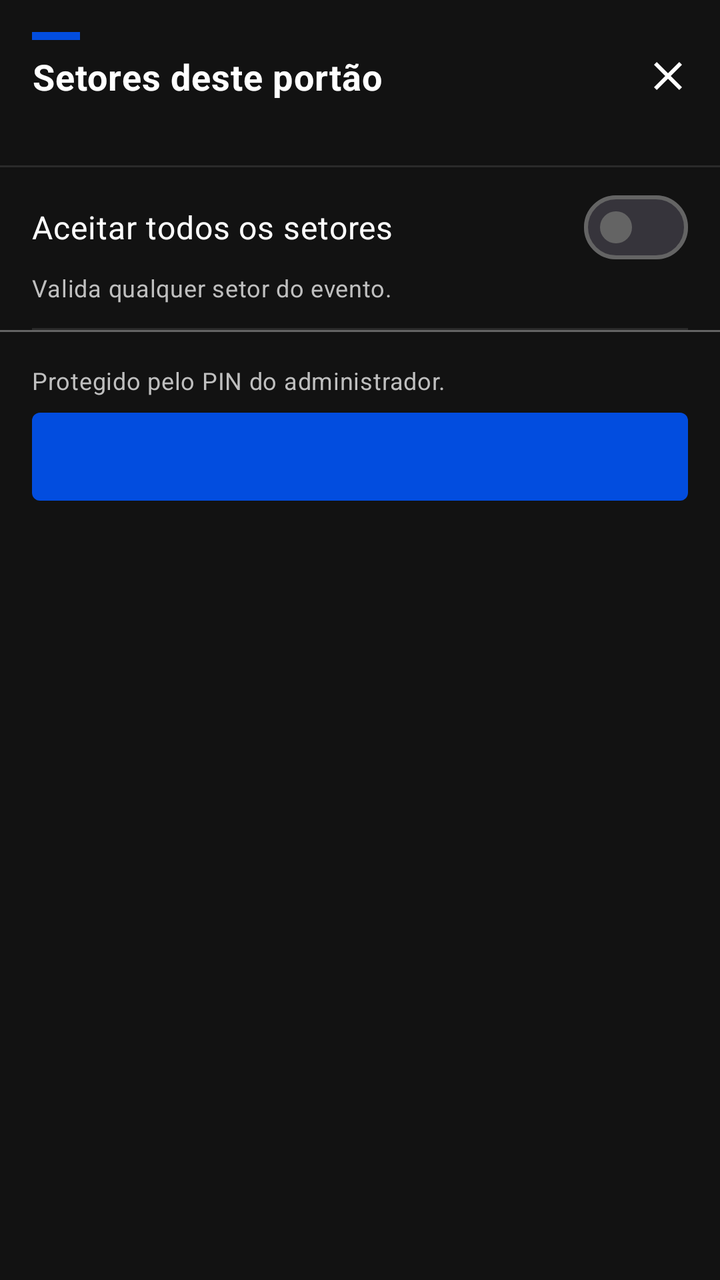
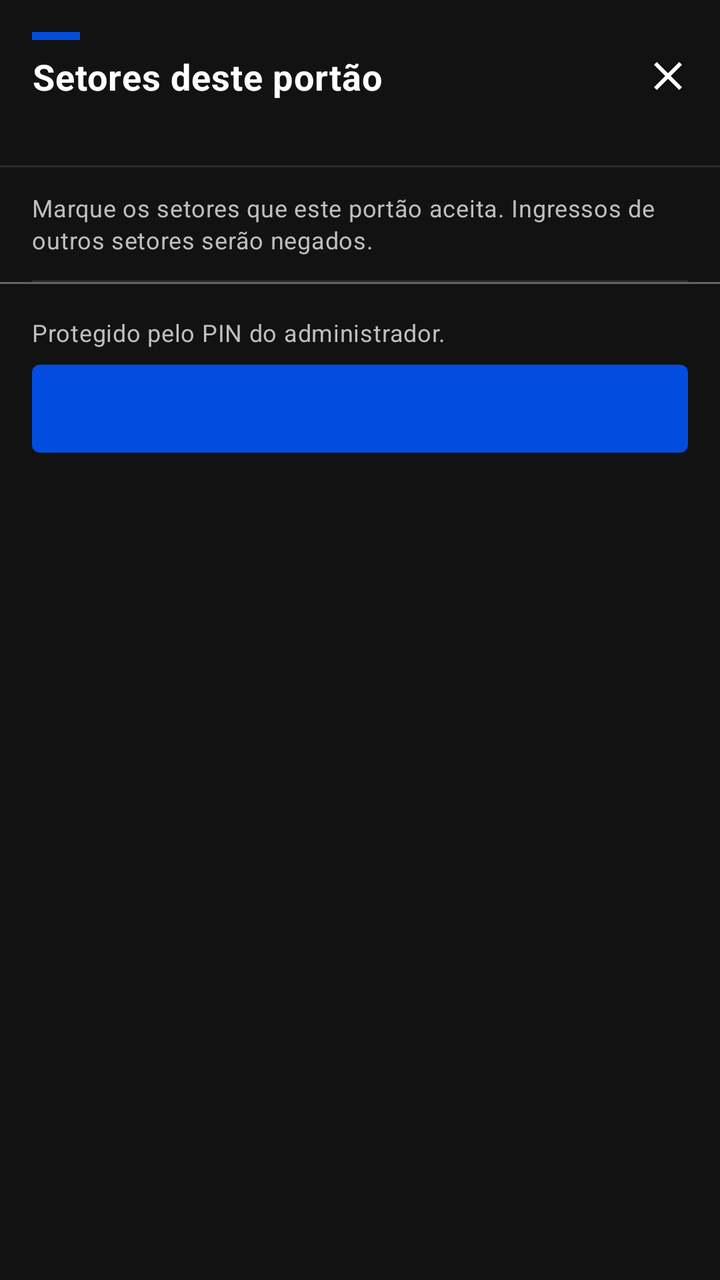

The first picture is an Android layout as it rendered before a commit; the second is the same layout after the commit. The layout source and the unified diff follow.
<!-- AndroidManifest.xml: application theme Theme.LeitorQBOX -->
<!-- res/layout/sheet_sectors.xml -->
<?xml version="1.0" encoding="utf-8"?>
<LinearLayout xmlns:android="http://schemas.android.com/apk/res/android"
    xmlns:app="http://schemas.android.com/apk/res-auto"
    android:layout_width="match_parent"
    android:layout_height="wrap_content"
    android:background="@color/background"
    android:orientation="vertical">

    <LinearLayout
        android:layout_width="match_parent"
        android:layout_height="wrap_content"
        android:orientation="horizontal"
        android:paddingStart="16dp"
        android:paddingTop="16dp"
        android:paddingEnd="4dp"
        android:paddingBottom="12dp">

        <LinearLayout
            android:layout_width="0dp"
            android:layout_height="wrap_content"
            android:layout_weight="1"
            android:orientation="vertical">

            <View
                android:layout_width="24dp"
                android:layout_height="4dp"
                android:background="@color/brand" />

            <TextView
                android:layout_width="wrap_content"
                android:layout_height="wrap_content"
                android:layout_marginTop="6dp"
                android:text="Setores deste portão"
                android:textColor="@color/text_primary"
                android:textFontWeight="700"
                android:textSize="18sp"
                android:textStyle="bold" />

            <TextView
                android:id="@+id/tvSheetSub"
                style="@style/T.Caption"
                android:layout_width="wrap_content"
                android:layout_height="wrap_content"
                android:layout_marginTop="4dp"
                android:textColor="@color/text_secondary" />
        </LinearLayout>

        <ImageButton
            android:id="@+id/btnClose"
            android:layout_width="44dp"
            android:layout_height="44dp"
            android:background="?attr/selectableItemBackgroundBorderless"
            android:contentDescription="Fechar"
            android:src="@drawable/ic_close"
            app:tint="@android:color/white" />
    </LinearLayout>

    <View
        android:layout_width="match_parent"
        android:layout_height="1dp"
        android:background="@color/divider" />

    <androidx.core.widget.NestedScrollView
        android:layout_width="match_parent"
        android:layout_height="wrap_content">

        <LinearLayout
            android:layout_width="match_parent"
            android:layout_height="wrap_content"
            android:orientation="vertical"
            android:paddingHorizontal="16dp">

            <com.google.android.material.materialswitch.MaterialSwitch
                android:id="@+id/swAll"
                android:layout_width="match_parent"
                android:layout_height="wrap_content"
                android:layout_marginTop="8dp"
                android:minHeight="44dp"
                android:text="Aceitar todos os setores"
                android:textColor="@color/text_primary"
                android:textSize="16sp" />

            <TextView
                style="@style/T.Caption"
                android:layout_width="match_parent"
                android:layout_height="wrap_content"
                android:paddingBottom="12dp"
                android:text="Valida qualquer setor do evento."
                android:textColor="@color/text_secondary" />

            <View
                android:layout_width="match_parent"
                android:layout_height="1dp"
                android:background="@color/divider" />

            <LinearLayout
                android:id="@+id/sectorList"
                android:layout_width="match_parent"
                android:layout_height="wrap_content"
                android:orientation="vertical" />
        </LinearLayout>
    </androidx.core.widget.NestedScrollView>

    <View
        android:layout_width="match_parent"
        android:layout_height="1dp"
        android:background="@color/divider_strong" />

    <LinearLayout
        android:layout_width="match_parent"
        android:layout_height="wrap_content"
        android:orientation="vertical"
        android:padding="16dp">

        <TextView
            android:id="@+id/tvPinNote"
            style="@style/T.Caption"
            android:layout_width="wrap_content"
            android:layout_height="wrap_content"
            android:drawablePadding="8dp"
            android:gravity="center_vertical"
            android:text="Protegido pelo PIN do administrador."
            android:textColor="@color/text_secondary" />

        <com.google.android.material.button.MaterialButton
            android:id="@+id/btnApply"
            style="@style/Btn.Primary"
            android:layout_width="match_parent"
            android:layout_height="44dp"
            android:layout_marginTop="8dp" />
    </LinearLayout>
</LinearLayout>
<!-- resources referenced by this layout -->
<resources>
  <color name="background">#121212</color>
  <color name="brand">#024DDF</color>
  <color name="divider">#2A2A2A</color>
  <color name="divider_strong">#646464</color>
  <color name="text_primary">#FFFFFF</color>
  <color name="text_secondary">#BFBFBF</color>
  <!-- drawable ic_close (drawable) -->
  <?xml version="1.0" encoding="utf-8"?>
  <vector xmlns:android="http://schemas.android.com/apk/res/android"
      android:width="24dp"
      android:height="24dp"
      android:viewportWidth="24"
      android:viewportHeight="24">
      <path
          android:fillColor="#FFFFFFFF"
          android:pathData="M19,6.41L17.59,5 12,10.59 6.41,5 5,6.41 10.59,12 5,17.59 6.41,19 12,13.41 17.59,19 19,17.59 13.41,12z" />
  </vector>
  <style name="Btn.Primary" parent="Widget.Material3.Button">
          <item name="android:minHeight">44dp</item>
          <item name="android:insetTop">0dp</item>
          <item name="android:insetBottom">0dp</item>
          <item name="android:textAllCaps">false</item>
          <item name="android:textSize">16sp</item>
          <item name="android:fontFamily">sans-serif-medium</item>
          <item name="android:textFontWeight">600</item>
          <item name="cornerRadius">4dp</item>
          <item name="backgroundTint">@color/brand</item>
      </style>
  <style name="T.Caption" parent="">
          <item name="android:textSize">12sp</item>
          <item name="android:lineHeight">16sp</item>
          <item name="android:textFontWeight">400</item>
      </style>
  <style name="Theme.LeitorQBOX" parent="Theme.Material3.Dark.NoActionBar">
          <item name="colorPrimary">@color/brand</item>
          <item name="colorOnPrimary">@android:color/white</item>
          <item name="colorPrimaryContainer">@color/brand_dark</item>
          <item name="colorOnPrimaryContainer">@android:color/white</item>
          <item name="colorSecondaryContainer">@color/card</item>
          <item name="colorOnSecondaryContainer">@android:color/white</item>
          <item name="colorSurface">@color/background</item>
          <item name="colorOutline">@color/divider_strong</item>
          <item name="android:fontFamily">sans-serif</item>
          <item name="android:letterSpacing">0.02</item>
          <item name="android:statusBarColor">@color/brand_darker</item>
          <item name="android:navigationBarColor">@color/background</item>
          <item name="android:windowBackground">@color/background</item>
          <item name="shapeAppearanceSmallComponent">@style/Shape.GDS</item>
          <item name="shapeAppearanceMediumComponent">@style/Shape.GDS</item>
          <item name="materialButtonStyle">@style/Btn.Primary</item>
          <item name="bottomSheetDialogTheme">@style/ThemeOverlay.GDS.BottomSheet</item>
      </style>
  <color name="brand_dark">#023AA7</color>
  <color name="card">#1E1E1E</color>
  <color name="brand_darker">#012E86</color>
  <style name="Shape.GDS" parent="">
          <item name="cornerFamily">rounded</item>
          <item name="cornerSize">4dp</item>
      </style>
  <style name="ThemeOverlay.GDS.BottomSheet" parent="ThemeOverlay.Material3.BottomSheetDialog">
          <item name="bottomSheetStyle">@style/GDS.BottomSheet</item>
          <item name="android:backgroundDimAmount">0.75</item>
      </style>
  <style name="GDS.BottomSheet" parent="Widget.Material3.BottomSheet.Modal">
          <item name="backgroundTint">@color/background</item>
          <item name="shapeAppearance">@style/Shape.GDS</item>
      </style>
</resources>

<!-- the commit's change to res/layout/sheet_sectors.xml (unified diff, before → after) -->
@@ -70,22 +70,13 @@
             android:orientation="vertical"
             android:paddingHorizontal="16dp">
 
-            <com.google.android.material.materialswitch.MaterialSwitch
-                android:id="@+id/swAll"
-                android:layout_width="match_parent"
-                android:layout_height="wrap_content"
-                android:layout_marginTop="8dp"
-                android:minHeight="44dp"
-                android:text="Aceitar todos os setores"
-                android:textColor="@color/text_primary"
-                android:textSize="16sp" />
-
             <TextView
                 style="@style/T.Caption"
                 android:layout_width="match_parent"
                 android:layout_height="wrap_content"
+                android:paddingTop="12dp"
                 android:paddingBottom="12dp"
-                android:text="Valida qualquer setor do evento."
+                android:text="Marque os setores que este portão aceita. Ingressos de outros setores serão negados."
                 android:textColor="@color/text_secondary" />
 
             <View
